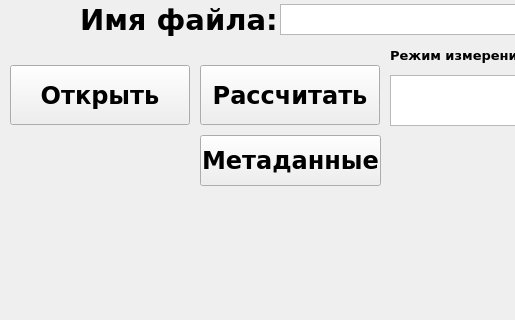
kozlov174/raspberry_app, file main.ui: the form before one commit; both pictures show x 0 to 515 and y 115 to 435 of the 734 by 1302 pixel window.
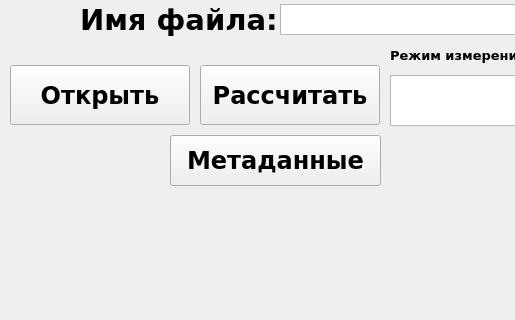
The form after the commit. Custom widgets are drawn as their Qt base class.

What changed in the file:
```diff
--- a/main.ui
+++ b/main.ui
@@ -726,9 +726,9 @@
    <widget class="QPushButton" name="open_settings">
     <property name="geometry">
      <rect>
-      <x>200</x>
+      <x>170</x>
       <y>250</y>
-      <width>181</width>
+      <width>211</width>
       <height>51</height>
      </rect>
     </property>
```
Left out of the diff: 2 changed lines with no effect on the pictures.
